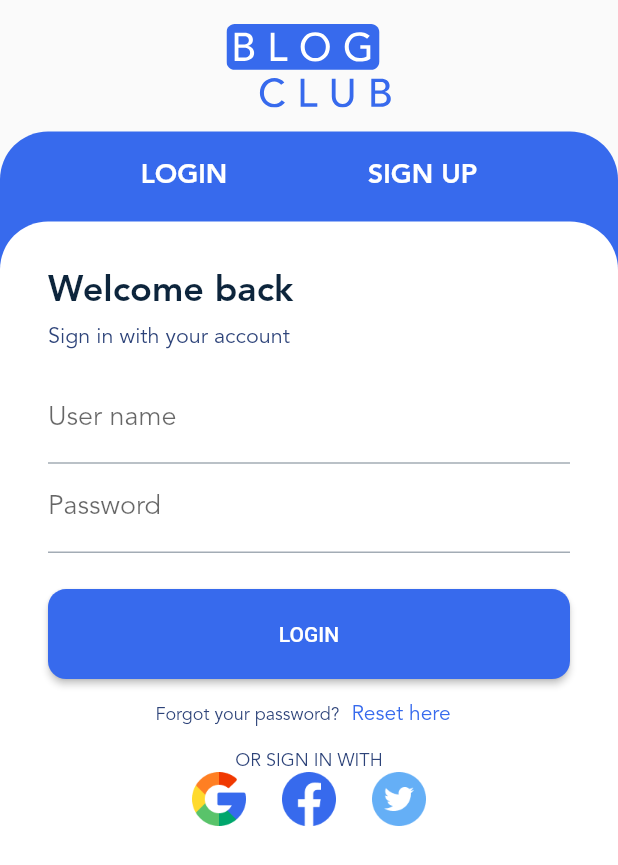
After one commit to raziyehkargar/Flutter_Application_2_AdvanceUI, a Flutter app: the AuthScreen screen opened directly, on a phone screen of 412 x 824 dp. The commit adds this screen. Shown: the top 865 px of the screen. Run offline on Flutter 3.47's test engine with Material 2 defaults, Android fonts, the phone set to English and light mode, and no system bars; our stand-ins replace dotted_border, flutter_svg, smooth_page_indicator.

Commit message:
add Login Screen

```diff
--- /dev/null
+++ b/lib/auth.dart
@@ -0,0 +1,123 @@
+import 'package:flutter/material.dart';
+import 'package:flutter_application_advance_ui/gen/assets.gen.dart';
+
+class AuthScreen extends StatelessWidget {
+  const AuthScreen({Key? key}) : super(key: key);
+
+  @override
+  Widget build(BuildContext context) {
+    final themData = Theme.of(context);
+    final tabStyle = TextStyle(
+      fontSize: 18,
+      fontWeight: FontWeight.w700,
+      color: themData.colorScheme.onPrimary,
+    );
+    return Scaffold(
+      body: SafeArea(
+          child: Column(
+        children: [
+          Padding(
+            padding: const EdgeInsets.only(top: 16, bottom: 16),
+            child: Assets.img.background.logo.svg(width: 110),
+          ),
+          Expanded(
+            child: Container(
+              decoration: BoxDecoration(
+                  color: themData.colorScheme.primary,
+                  borderRadius: const BorderRadius.vertical(
+                    top: Radius.circular(32),
+                  )),
+              child: Column(
+                children: [
+                  SizedBox(
+                    height: 60,
+                    child: Row(
+                      mainAxisAlignment: MainAxisAlignment.spaceEvenly,
+                      children: [
+                        Text('Login'.toUpperCase(), style: tabStyle),
+                        Text('sign up'.toUpperCase(), style: tabStyle),
+                      ],
+                    ),
+                  ),
+                  Expanded(
+                      child: Container(
+                    padding: const EdgeInsets.all(32),
+                    decoration: BoxDecoration(
+                        color: themData.colorScheme.surface,
+                        borderRadius: const BorderRadius.vertical(
+                          top: Radius.circular(32),
+                        )),
+                    child: SingleChildScrollView(
+                      child: Column(
+                        crossAxisAlignment: CrossAxisAlignment.start,
+                        children: [
+                          Text(
+                            'Welcome back',
+                            style: themData.textTheme.headline4,
+                          ),
+                          const SizedBox(height: 8),
+                          Text(
+                            'Sign in with your account',
+                            style: themData.textTheme.subtitle1!
+                                .apply(fontSizeFactor: 0.8),
+                          ),
+                          const SizedBox(height: 16),
+                          const TextField(
+                            decoration:
+                                InputDecoration(label: Text('User name')),
+                          ),
+                          const TextField(
+                            obscureText: true,
+                            autocorrect: false,
+                            enableSuggestions: false,
+                            decoration:
+                                InputDecoration(label: Text('Password')),
+                          ),
+                          const SizedBox(height: 24),
+                          ElevatedButton(
+                            onPressed: () {},
+                            child: Text('Login'.toUpperCase()),
+                            style: ButtonStyle(
+                                minimumSize: MaterialStateProperty.all(Size(
+                                    MediaQuery.of(context).size.width, 60)),
+                                shape: MaterialStateProperty.all(
+                                    RoundedRectangleBorder(
+                                        borderRadius:
+                                            BorderRadius.circular(12)))),
+                          ),
+                          Row(
+                            mainAxisAlignment: MainAxisAlignment.center,
+                            children: [
+                              Text('Forgot your password?'),
+                              TextButton(
+                                onPressed: () {},
+                                child: Text('Reset here'),
+                              ),
+                            ],
+                          ),
+                          Center(
+                            child: Text('Or sign in with'.toUpperCase()),
+                          ),
+                          Row(
+                            mainAxisAlignment: MainAxisAlignment.center,
+                            children: [
+                              Assets.img.icons.google.image(width: 36),
+                              const SizedBox(width: 24),
+                              Assets.img.icons.facebook.image(width: 36),
+                              const SizedBox(width: 24),
+                              Assets.img.icons.twitter.image(width: 36),
+                            ],
+                          )
+                        ],
+                      ),
+                    ),
+                  ))
+                ],
+              ),
+            ),
+          ),
+        ],
+      )),
+    );
+  }
+}
--- a/lib/onboarding.dart
+++ b/lib/onboarding.dart
@@ -1,5 +1,6 @@
 import 'package:flutter/cupertino.dart';
 import 'package:flutter/material.dart';
+import 'package:flutter_application_advance_ui/auth.dart';
 import 'package:flutter_application_advance_ui/data.dart';
 import 'package:flutter_application_advance_ui/gen/assets.gen.dart';
 import 'package:flutter_application_advance_ui/home.dart';
@@ -106,7 +107,7 @@ class _OnBoardingScreenState extends State<OnBoardingScreen> {
                               Navigator.of(context).pushReplacement(
                                   MaterialPageRoute(
                                       builder: (context) =>
-                                          const HomeScreen()));
+                                          const AuthScreen()));
                             } else {
                               _pageContoller.animateToPage(
                                 ++page,
```
